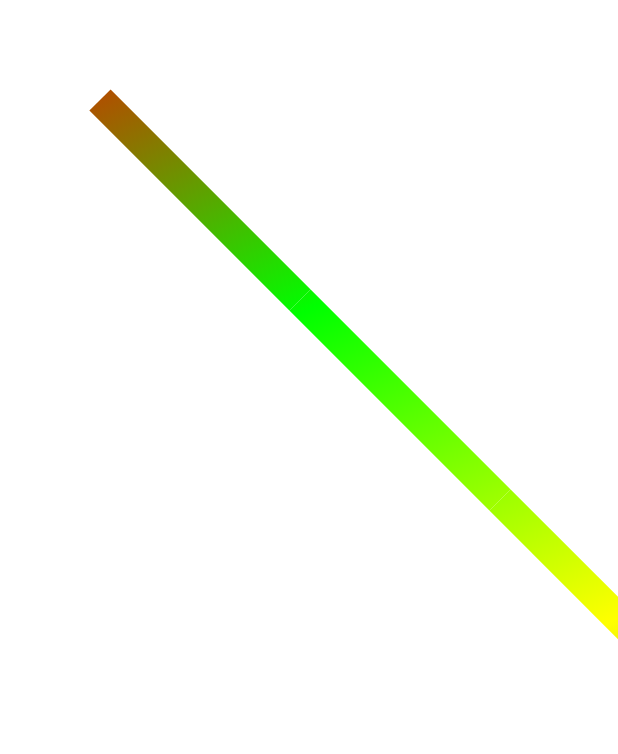
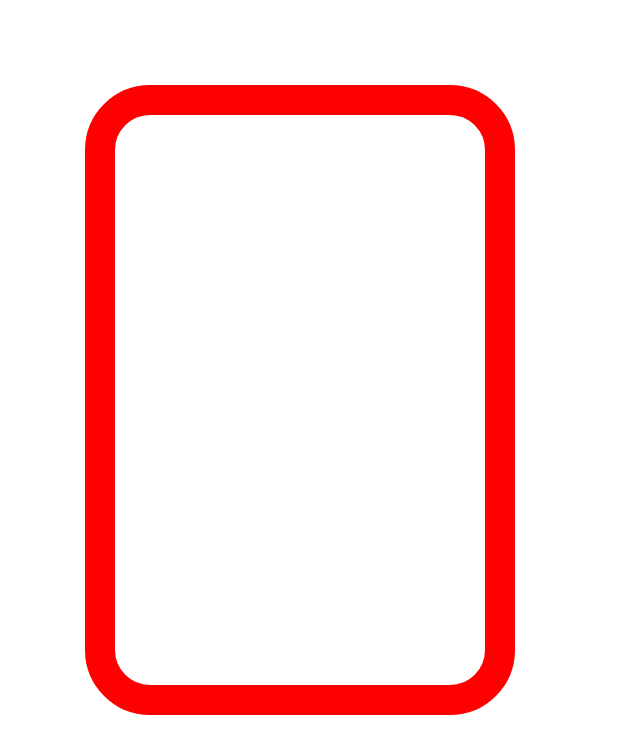
Before and after one commit to Licarey/compose, an Android app built with Jetpack Compose: the screen it shows after launch (MainActivity), on a phone screen of 412 x 824 dp. Shown: the top 754 px of the screen. Run offline under Robolectric (Android 15) with nearby library versions, the phone set to English and light mode, and no system bars; our stand-ins replace constraintlayout-compose; libraries missing offline, so code that uses them is left out: com.google.accompanist.coil.

Commit message:
绘制线段和矩形

```diff
--- a/app/src/main/java/com/carey/compose/MainActivity.kt
+++ b/app/src/main/java/com/carey/compose/MainActivity.kt
@@ -23,8 +23,11 @@ import androidx.compose.runtime.*
 import androidx.compose.ui.Alignment
 import androidx.compose.ui.Modifier
 import androidx.compose.ui.draw.shadow
+import androidx.compose.ui.geometry.CornerRadius
 import androidx.compose.ui.geometry.Offset
+import androidx.compose.ui.geometry.Size
 import androidx.compose.ui.graphics.*
+import androidx.compose.ui.graphics.drawscope.Stroke
 import androidx.compose.ui.platform.LocalContext
 import androidx.compose.ui.res.painterResource
 import androidx.compose.ui.res.stringResource
@@ -899,18 +902,80 @@ fun CustomViewTest() {
 //        )
 //    }
 
+//    Canvas(modifier = Modifier.size(360.dp)) {
+//        drawPoints(
+//            points = points,
+//            pointMode = PointMode.Polygon,
+//            brush = Brush.linearGradient( // 精准渐变
+//                0.0f to Color.Red,
+//                0.3f to Color.Green,
+//                0.6f to Color.Yellow,
+//                1.0f to Color.Blue
+//
+//            ),
+//            strokeWidth = 30f,
+//        )
+//    }
+
+    // 绘制线段
+//    DrawLineTest();
+
+//    // 绘制矩形
+//    DrawRectTest()
+
+    // 绘制圆角矩形
+    DrawRoundRectTest()
+}
+
+@Composable
+fun DrawLineTest() {
+    val start = Offset(100f, 100f)
+    val end = Offset(900f, 900f)
     Canvas(modifier = Modifier.size(360.dp)) {
-        drawPoints(
-            points = points,
-            pointMode = PointMode.Polygon,
-            brush = Brush.linearGradient( // 精准渐变
-                0.0f to Color.Red,
-                0.3f to Color.Green,
-                0.6f to Color.Yellow,
-                1.0f to Color.Blue
+        drawLine(
+            color = Color.Red,
+            start = start,
+            end = end,
+            strokeWidth = 30f,
+            cap = StrokeCap.Round
+        )
+    }
+}
 
-            ),
-            strokeWidth = 30f,
+@Composable
+fun DrawRectTest() {
+    val topLeft = Offset(100f, 100f)
+    val rectSize = Size(400f, 600f)
+    Canvas(modifier = Modifier.size(360.dp)) {
+        drawRect(
+            color = Color.Red,
+            topLeft = topLeft,
+            size = rectSize,
+            style = Stroke(
+                width = 30f,
+                miter = 4f,
+//                cap = StrokeCap.Round
+                join = StrokeJoin.Round
+            )
+        )
+    }
+}
+
+@Composable
+fun DrawRoundRectTest() {
+    val topLeft = Offset(100f, 100f)
+    val rectSize = Size(400f, 600f)
+    Canvas(modifier = Modifier.size(360.dp)) {
+        drawRoundRect(
+            color = Color.Red,
+            topLeft = topLeft,
+            size = rectSize,
+            cornerRadius = CornerRadius(50f),
+            style = Stroke(
+                width = 30f,
+                miter = 4f,
+                join = StrokeJoin.Round
+            )
         )
     }
 }
```
